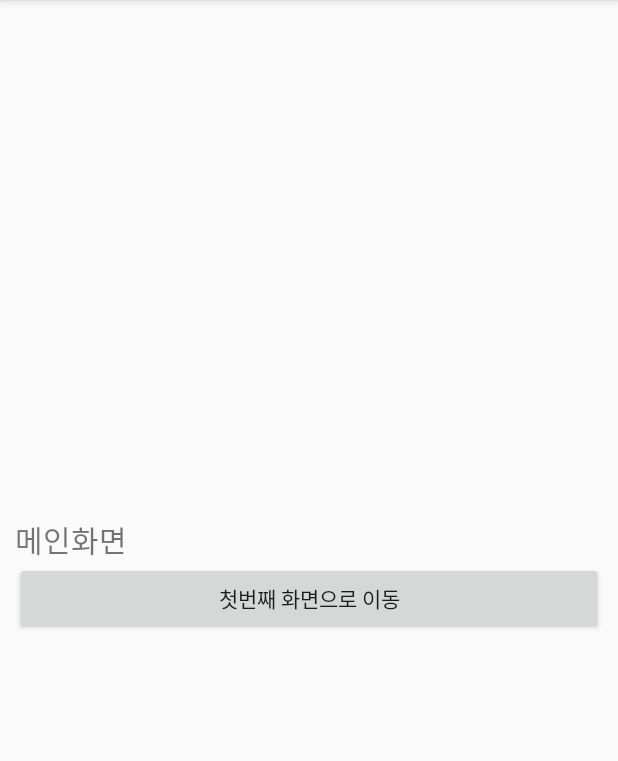
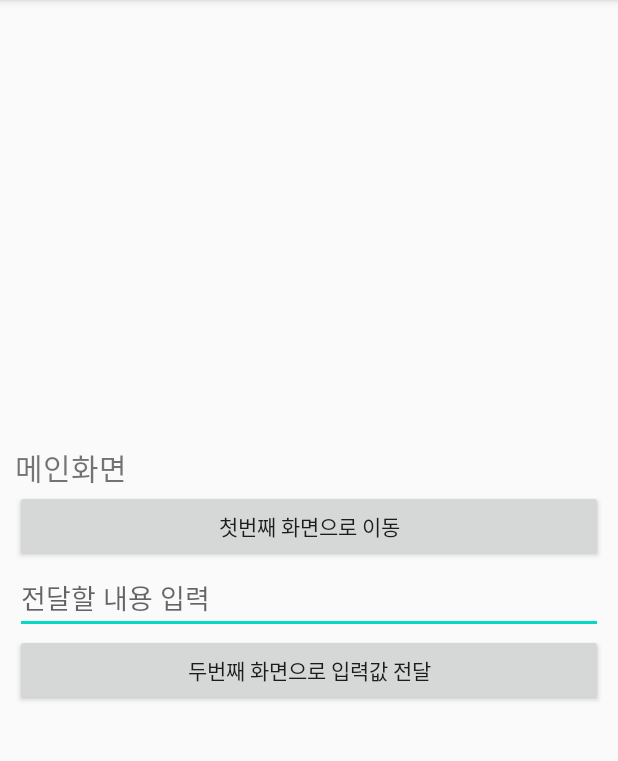
Before and after one commit to Jacob760531/Intent_20200702, an Android app: the screen it shows after launch (MainActivity), on a phone screen of 412 x 824 dp, the part 84-845 px from its top. Run offline under Robolectric (Android 15) with nearby library versions, the phone set to English and light mode, and no system bars.

Commit message:
데이터 전달 준비

```diff
--- a/app/src/main/java/kr/co/tjoeun/intent_20200702/MainActivity.kt
+++ b/app/src/main/java/kr/co/tjoeun/intent_20200702/MainActivity.kt
@@ -11,6 +11,13 @@ class MainActivity : AppCompatActivity() {
         super.onCreate(savedInstanceState)
         setContentView(R.layout.activity_main)
 
+//        두번째 엑티비티로 데이터 전달
+        sendToSecondBtn.setOnClickListener {
+
+
+        }
+
+
         moveToFirstBtn.setOnClickListener {
 
 //            Intent() = JAVA : new Intent() => 객체화
--- a/app/src/main/res/layout/activity_main.xml
+++ b/app/src/main/res/layout/activity_main.xml
@@ -21,5 +21,19 @@
         android:layout_height="wrap_content"
         android:text="첫번째 화면으로 이동" />
 
+    <EditText
+        android:id="@+id/messageEdt"
+        android:layout_width="match_parent"
+        android:layout_height="wrap_content"
+        android:hint="전달할 내용 입력"
+        android:singleLine="true"/>
+
+    <Button
+        android:id="@+id/sendToSecondBtn"
+        android:layout_width="match_parent"
+        android:layout_height="wrap_content"
+        android:text="두번째 화면으로 입력값 전달" />
+
+
 
 </LinearLayout>
```
